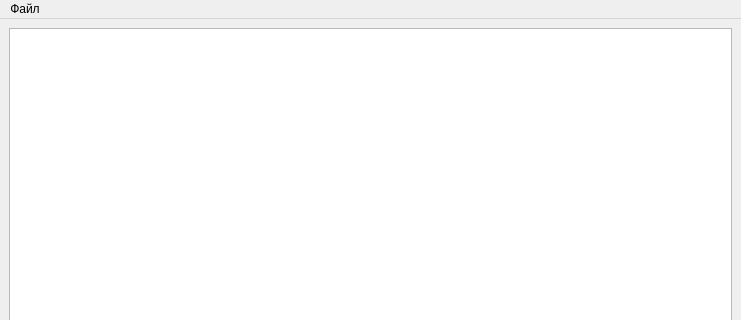
This is mainwindow.ui in igrekus/shipment as Qt 5 draws it before an edit; both pictures show x 0 to 741 and y 0 to 320 of the 741 by 522 pixel window. The edited form follows.
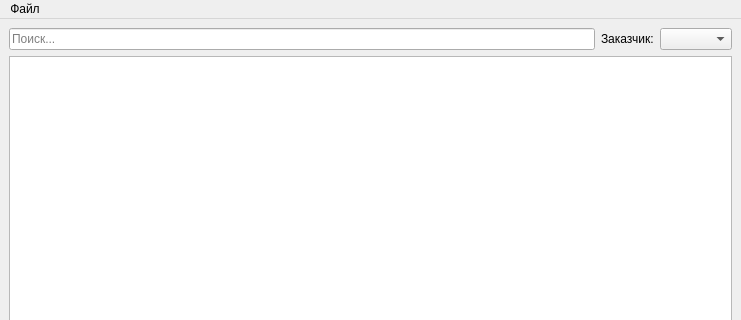
This is the edited form.

Patch:
```diff
--- a/mainwindow.ui
+++ b/mainwindow.ui
@@ -15,6 +15,27 @@
   </property>
   <widget class="QWidget" name="centralwidget">
    <layout class="QVBoxLayout" name="verticalLayout">
+    <item>
+     <layout class="QHBoxLayout" name="horizontalLayout_2">
+      <item>
+       <widget class="QLineEdit" name="editSearchFilter">
+        <property name="placeholderText">
+         <string>Поиск...</string>
+        </property>
+       </widget>
+      </item>
+      <item>
+       <widget class="QLabel" name="lblClientFilter">
+        <property name="text">
+         <string>Заказчик:</string>
+        </property>
+       </widget>
+      </item>
+      <item>
+       <widget class="QComboBox" name="comboClientFilter"/>
+      </item>
+     </layout>
+    </item>
     <item>
      <widget class="QTreeView" name="treeContract">
       <property name="editTriggers">
```
